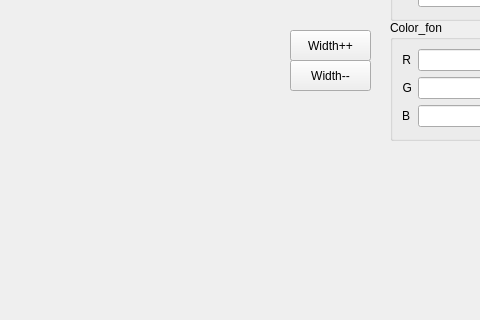
First picture: the form in Viewer2/mainwindow.ui, repository BurMachine/3D_Viewer_v1.0, before the edit; both pictures show x 630 to 1110 and y 280 to 600 of the 1282 by 600 pixel window.
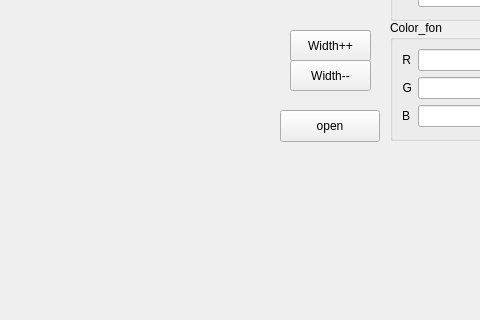
Second picture: the form after the edit. Custom widgets are drawn as their Qt base class.

The edit to the form file:
```diff
--- a/Viewer2/mainwindow.ui
+++ b/Viewer2/mainwindow.ui
@@ -567,6 +567,32 @@
      </property>
     </widget>
    </widget>
+   <widget class="QPushButton" name="pushButton_open">
+    <property name="geometry">
+     <rect>
+      <x>910</x>
+      <y>390</y>
+      <width>100</width>
+      <height>32</height>
+     </rect>
+    </property>
+    <property name="text">
+     <string>open</string>
+    </property>
+   </widget>
+   <widget class="QLabel" name="label_name">
+    <property name="geometry">
+     <rect>
+      <x>730</x>
+      <y>420</y>
+      <width>181</width>
+      <height>111</height>
+     </rect>
+    </property>
+    <property name="text">
+     <string/>
+    </property>
+   </widget>
   </widget>
   <widget class="QMenuBar" name="menubar">
    <property name="geometry">
```
